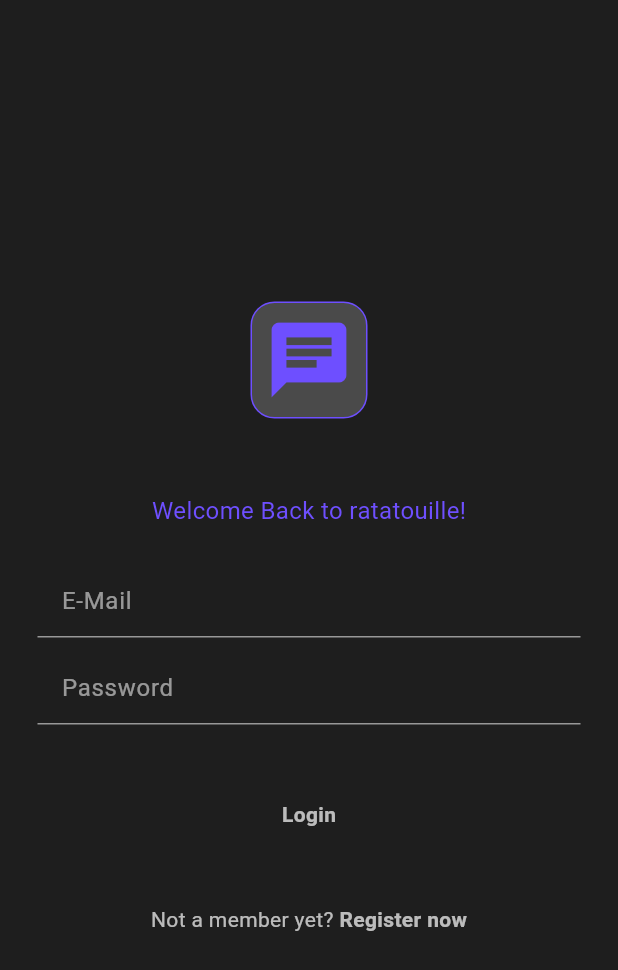
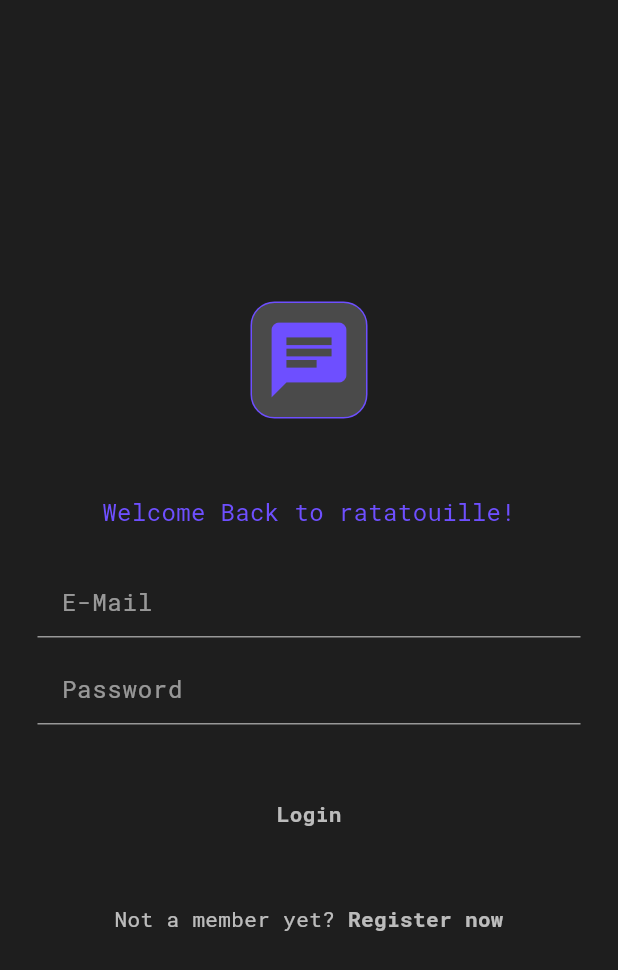
Before and after one commit to KarateKugler/turing_chat, a Flutter app: the screen it shows after launch, on a phone screen of 412 x 824 dp. Shown: the top 970 px of the screen. Run offline on Flutter 3.47's test engine with Material 3 defaults, Android fonts, the phone set to English and light mode, and no system bars; our stand-ins replace custom_refresh_indicator, flutter_bloc, flutter_dotenv, go_router, google_fonts, supabase_flutter and 1 more; accounts and stored records are empty; network calls fail.

Commit message:
adjusted theme
* use mono font

```diff
--- a/lib/main.dart
+++ b/lib/main.dart
@@ -72,10 +72,7 @@ class TuringChatApp extends StatelessWidget {
   Widget build(BuildContext context) {
     return MaterialApp.router(
       title: 'turing_chat',
-      theme: ThemeData(
-        colorScheme: darkColorScheme,
-        useMaterial3: true,
-      ),
+      theme: terminalDarkTheme,
       routerConfig: AppRouter.router,
     );
   }
--- a/lib/pages/home_page.dart
+++ b/lib/pages/home_page.dart
@@ -32,7 +32,7 @@ class _HomePageState extends State<HomePage> {
       backgroundColor: Theme.of(context).colorScheme.surface,
       drawer: HomeDrawer(),
       appBar: AppBar(
-        title: Text('⌘  t u r i n g __ c h a t  ⍜'),
+        title: Text('⌘ turing_chat ⍜'),
         centerTitle: true,
       ),
       body: BlocListener<AuthCubit, AuthState>(
```
